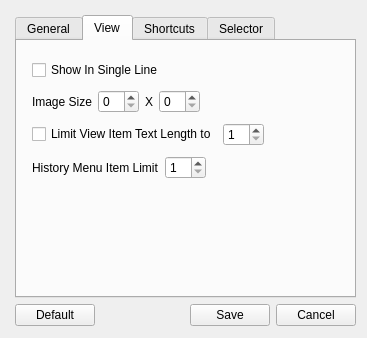
rusith/genius, file views/settingswindow.ui: the form before one commit.
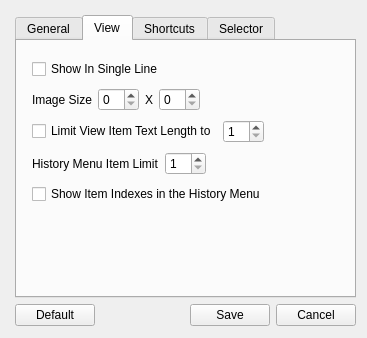
The form after the commit. The open tabs and pages were chosen to show the change. Icons and pictures are not drawn.

What changed in the file:
```diff
--- a/views/settingswindow.ui
+++ b/views/settingswindow.ui
@@ -160,7 +160,7 @@
            <x>10</x>
            <y>10</y>
            <width>321</width>
-           <height>137</height>
+           <height>165</height>
           </rect>
          </property>
          <layout class="QVBoxLayout" name="VL3">
@@ -288,6 +288,13 @@
             </item>
            </layout>
           </item>
+          <item>
+           <widget class="QCheckBox" name="cbShowIndexes">
+            <property name="text">
+             <string>Show Item Indexes in the History Menu</string>
+            </property>
+           </widget>
+          </item>
          </layout>
         </widget>
        </widget>
```
Left out of the diff: 36 changed lines with no effect on the pictures.
